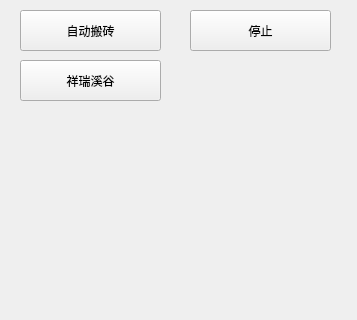
Old version of the form voyager/ui/main.ui in the repository seayona/dnf; both pictures show x 0 to 357 and y 0 to 320 of the 357 by 588 pixel window.
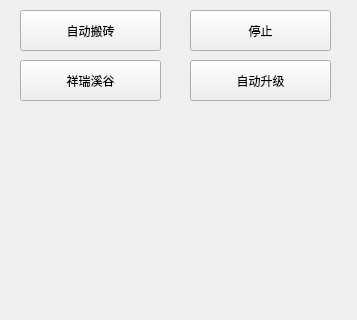
New version of the form.

Commit message: R：自动练级

What changed in the file:
```diff
--- a/voyager/ui/main.ui
+++ b/voyager/ui/main.ui
@@ -56,6 +56,19 @@
      <string>祥瑞溪谷</string>
     </property>
    </widget>
+   <widget class="QPushButton" name="btn_agency">
+    <property name="geometry">
+     <rect>
+      <x>190</x>
+      <y>60</y>
+      <width>141</width>
+      <height>41</height>
+     </rect>
+    </property>
+    <property name="text">
+     <string>自动升级</string>
+    </property>
+   </widget>
   </widget>
   <widget class="QMenuBar" name="menubar">
    <property name="geometry">
```
The commit also changes 131 other files.
